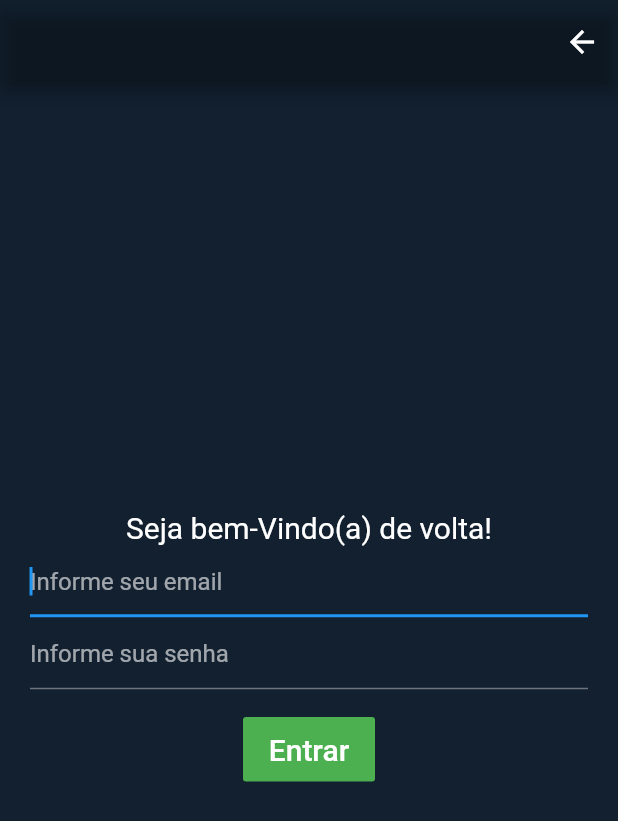
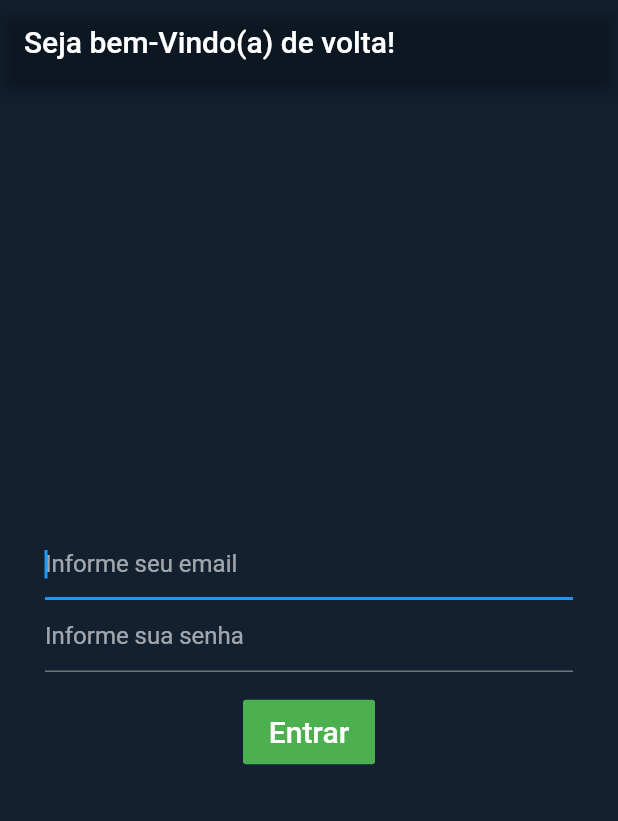
Before and after one commit to GEspinosa7/MyPersonalAPP, a Flutter app: the screen it shows after launch, after a tap on "Login", on a phone screen of 412 x 824 dp. Shown: the top 821 px of the screen. Run offline on Flutter 3.47's test engine with Material 2 defaults, Android fonts, the phone set to English and light mode, and no system bars.

Commit message:
fix overflow bugs, add ocultText in pass fields & change some parts of layout

```diff
--- a/lib/login.dart
+++ b/lib/login.dart
@@ -4,9 +4,6 @@ import 'searchPersonal.dart';
 
 final Color darkBlue = Color.fromARGB(255, 18, 32, 47);
 
-void main() {
-  runApp(LoginPage());
-}
 
 class LoginPage extends StatelessWidget {
   @override
@@ -15,6 +12,7 @@ class LoginPage extends StatelessWidget {
       theme: ThemeData.dark().copyWith(scaffoldBackgroundColor: darkBlue),
       debugShowCheckedModeBanner: false,
       home: Scaffold(
+        resizeToAvoidBottomPadding: false,
         body: Center(
           child: MyWidget(),
         ),
@@ -31,29 +29,26 @@ class MyWidget extends StatelessWidget {
       debugShowCheckedModeBanner: false,
       home: Scaffold(
         appBar: AppBar(
+          title: Text('Seja bem-Vindo(a) de volta!', textAlign: TextAlign.center),
+          centerTitle: false,
           backgroundColor: Colors.transparent,
-          actions: <Widget>[
-            IconButton(
-              icon: Icon(Icons.arrow_back),
-              onPressed: () {
-                /**/
-              },
-            ),
-          ],
+          // actions: <Widget>[
+          //   IconButton(
+          //     icon: Icon(Icons.arrow_back),
+          //     onPressed: () {
+          //       Navigator.pop(context);
+          //     },
+          //   ),
+          // ],
         ),
         body: Padding(
-            padding: const EdgeInsets.all(20.0),
+            padding: const EdgeInsets.only(right: 30, left: 30),
             child: Form(
               key: _formKey,
               child: Column(
                 crossAxisAlignment: CrossAxisAlignment.center,
                 mainAxisAlignment: MainAxisAlignment.center,
                 children: <Widget>[
-                  Text(
-                    "Seja bem-Vindo(a) de volta!",
-                    style: TextStyle(fontSize: 20.0),
-                    textAlign: TextAlign.center
-                  ),
                   TextFormField(
                     autofocus: true,
                     decoration: const InputDecoration(
@@ -68,6 +63,7 @@ class MyWidget extends StatelessWidget {
                   ),
                   TextFormField(
                     autofocus: true,
+                    obscureText: true,
                     decoration: const InputDecoration(
                       hintText: 'Informe sua senha',
                     ),
--- a/lib/timeToSearch.dart
+++ b/lib/timeToSearch.dart
@@ -3,10 +3,6 @@ import 'package:flutter/material.dart';
 import 'searchPersonal.dart';
 
 final Color darkBlue = Color.fromARGB(255, 18, 32, 47);
-
-void main() {
-  runApp(SearchStep());
-}
 
 class SearchStep extends StatelessWidget {
   @override
```
Also changed, not shown: lib/createA.dart (+10 -14 lines), lib/register1.dart (+10 -10 lines), lib/register2.dart (+4 -23 lines), lib/searchPersonal.dart (+16 -9 lines).
